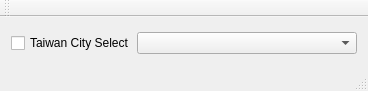
The window that firstqtproject/mainwindow.ui (QtTutorial/QtProject) describes before a commit, drawn with Qt 5.
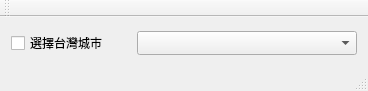
The same window after the commit.

Commit message: 解決中文亂碼的問題

Diff of the .ui file:
```diff
--- a/firstqtproject/mainwindow.ui
+++ b/firstqtproject/mainwindow.ui
@@ -36,7 +36,7 @@
        </size>
       </property>
       <property name="text">
-       <string>Taiwan City Select</string>
+       <string>選擇台灣城市</string>
       </property>
      </widget>
     </item>
```
The commit also changes 2 other files.
